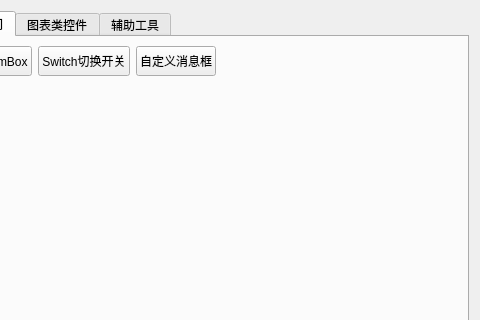
The window that Exmaple/examplewidget.ui (kevinlq/LQFramKit) describes before a commit, drawn with Qt 5; both pictures show x 176 to 656 and y 0 to 320 of the 656 by 578 pixel window.
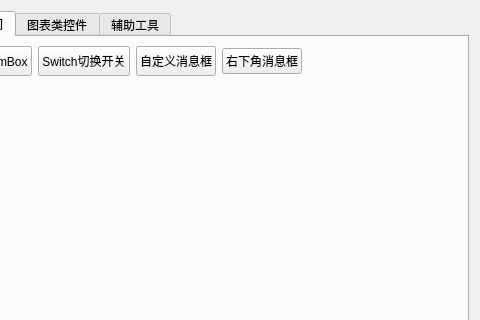
The same window after the commit.

Commit message: 添加右下角消息弹窗

Diff of the .ui file:
```diff
--- a/Exmaple/examplewidget.ui
+++ b/Exmaple/examplewidget.ui
@@ -262,6 +262,13 @@
              </property>
             </widget>
            </item>
+           <item>
+            <widget class="QPushButton" name="pushButton_16">
+             <property name="text">
+              <string>右下角消息框</string>
+             </property>
+            </widget>
+           </item>
            <item>
             <spacer name="horizontalSpacer">
              <property name="orientation">
```
The commit also changes 17 other files.
